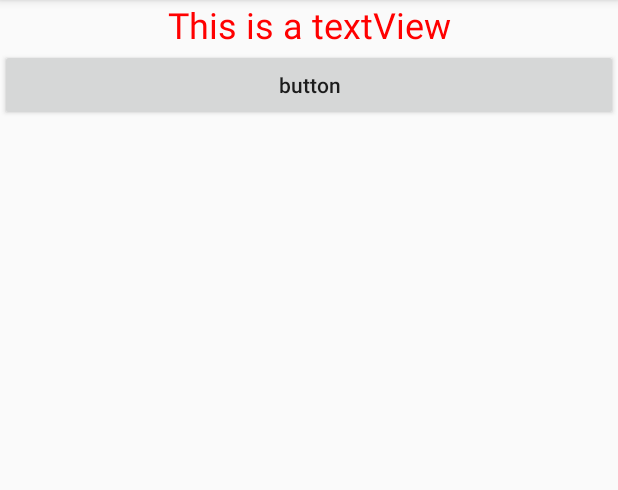
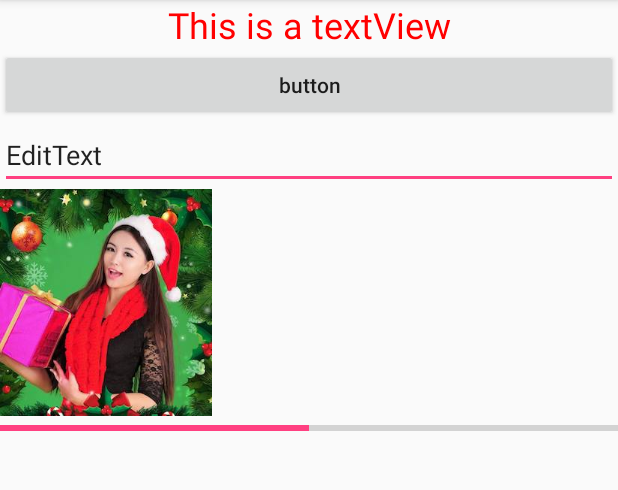
Before and after one commit to huqinghe/UIWidgetTest, an Android app: the screen it shows after launch (MainActivity), on a phone screen of 412 x 824 dp, the part 84-574 px from its top. Run offline under Robolectric (Android 15) with nearby library versions, the phone set to English and light mode, and no system bars.

Commit message:
基本控件
基本控件

```diff
--- a/app/src/main/java/com/huqinghe/wykj/uiwwidgettest/MainActivity.java
+++ b/app/src/main/java/com/huqinghe/wykj/uiwwidgettest/MainActivity.java
@@ -1,15 +1,66 @@
 package com.huqinghe.wykj.uiwwidgettest;
 
+import android.content.DialogInterface;
+import android.support.v7.app.AlertDialog;
 import android.support.v7.app.AppCompatActivity;
 import android.os.Bundle;
 import android.util.Log;
+import android.view.View;
+import android.widget.Button;
+import android.widget.EditText;
+import android.widget.ImageView;
+import android.widget.Toast;
 
 public class MainActivity extends AppCompatActivity {
 
+    EditText editTextmy;
+    ImageView imageView;
     @Override
     protected void onCreate(Bundle savedInstanceState) {
         super.onCreate(savedInstanceState);
         setContentView(R.layout.activity_main);
-        Log.d("mytag=====", "onCreate: ");
+        Log.i("mytag=====", "onCreate:=============================== ");
+        editTextmy = (EditText)findViewById(R.id.textView);
+        imageView = (ImageView) findViewById(R.id.imageView);
+        Button button = (Button)findViewById(R.id.button);
+        button.setOnClickListener(new View.OnClickListener() {
+            @Override
+            public void onClick(View v) {
+                switch (v.getId())
+                {
+//                    case R.id.button:
+//                        String string = editTextmy.getText().toString();
+//                        Toast.makeText(MainActivity.this,string,Toast.LENGTH_SHORT).show();
+//                        break;
+
+//                    case R.id.button:
+//                        imageView.setImageResource(R.drawable.nv_2);
+//                        break;
+
+//                    case R.id.button:
+//                        AlertDialog.Builder builder = new AlertDialog.Builder(MainActivity.this);
+//                        builder.setTitle("This is a title");
+//                        builder.setCancelable(false);
+//                        builder.setPositiveButton("OK1", new DialogInterface.OnClickListener() {
+//                            @Override
+//                            public void onClick(DialogInterface dialog, int which) {
+//                                Log.i("tag", "onClick: ====1111111");
+//                            }
+//                        });
+//                        builder.setNeutralButton("cancel", new DialogInterface.OnClickListener() {
+//                            @Override
+//                            public void onClick(DialogInterface dialog, int which) {
+//                                Log.i("tag", "onClick: ========2222");
+//                            }
+//                        });
+//                        builder.show();
+//                        break;
+
+                    case R.id.button:
+
+                        break;
+                }
+            }
+        });
     }
 }
--- a/app/src/main/res/layout/activity_main.xml
+++ b/app/src/main/res/layout/activity_main.xml
@@ -15,5 +15,26 @@
        android:layout_width="match_parent"
        android:layout_height="wrap_content"
        android:text="button"
-       android:textAllCaps="false"/>
+       android:textAllCaps="false"
+       android:id="@+id/button"/>
+   <EditText
+       android:layout_width="match_parent"
+       android:layout_height="wrap_content"
+       android:text="EditText"
+       android:hint="input some text here"
+       android:maxLines="2"
+       android:id="@+id/textView"/>
+   <ImageView
+       android:layout_width="wrap_content"
+       android:layout_height="wrap_content"
+       android:src="@drawable/nv_1"
+       android:id="@+id/imageView"/>
+   <ProgressBar
+       android:layout_width="match_parent"
+       android:layout_height="wrap_content"
+       android:id="@+id/progressBar"
+       style="@style/Widget.AppCompat.ProgressBar.Horizontal"
+       android:max="100"
+       android:progress="50"/>
+
 </LinearLayout>
```
Also changed, not shown: app/src/main/res/drawable-xhdpi/nv_1.jpeg (added), app/src/main/res/drawable-xhdpi/nv_2.jpeg (added).
